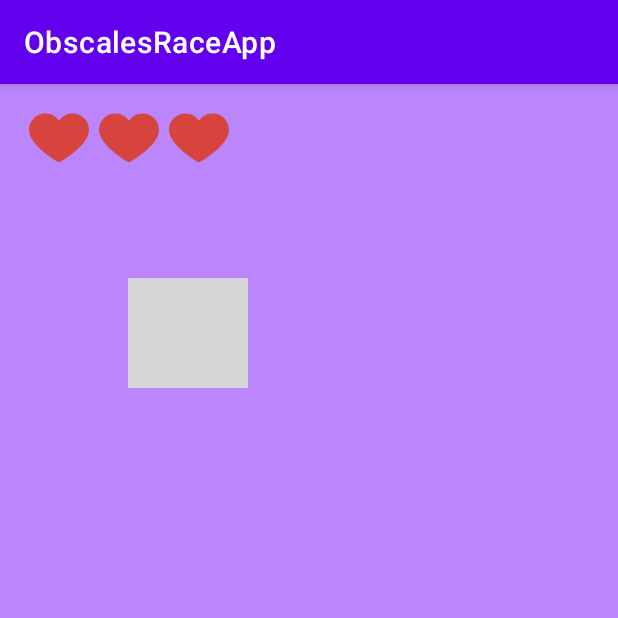
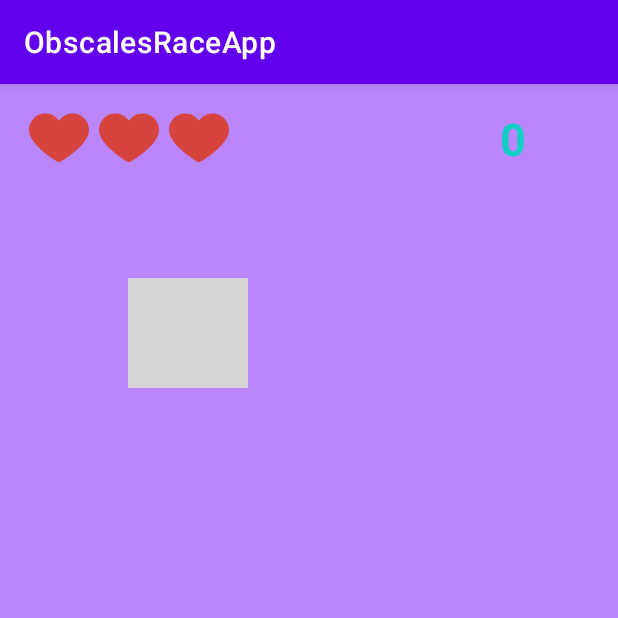
Before and after one commit to Or-Moshe/Android-Studio, an Android app: the MainActivity screen opened directly, with no data from a screen before it, on a phone screen of 412 x 824 dp, the top half of it. Run offline under Robolectric (Android 15) with nearby library versions, the phone set to English and light mode, and no system bars; grey boxes are pictures that could not be loaded.

Commit message:
score logic

```diff
--- a/app/src/main/java/com/example/obscalesraceapp/Logic/GameManager.java
+++ b/app/src/main/java/com/example/obscalesraceapp/Logic/GameManager.java
@@ -20,7 +20,7 @@ public class GameManager {
     public GameManager() {
         this.positionToImageMap = new ConcurrentHashMap<>();
         this.player_position = (NUM_OF_ROWS - 1)*10 + NUM_OF_COLS / 2 + "";
-        this.life = 1;
+        this.life = 3;
         this.score = 0;
         this.level = 1;
     }
@@ -134,8 +134,9 @@ public class GameManager {
         return this.score;
     }
 
-    public void addScore(){
+    public int addScore(){
         this.score += (100 * this.level);
+        return this.score;
     }
     public String getPlayer_position(){
 
--- a/app/src/main/res/layout/activity_main.xml
+++ b/app/src/main/res/layout/activity_main.xml
@@ -34,7 +34,25 @@
             android:layout_height="match_parent"
             android:layout_weight="1"
             app:srcCompat="@drawable/ic_icon_heart" />
+
     </LinearLayout>
+
+    <LinearLayout
+        android:layout_width="140dp"
+        android:layout_height="40dp"
+        android:layout_alignParentEnd="true"
+        android:layout_marginStart="16dp"
+        android:layout_marginTop="16dp">
+        <TextView
+            android:id="@+id/score"
+            style="@style/parent"
+            android:text="0"
+            android:textAlignment="center"
+            android:textColor="@color/themeColor"
+            android:textSize="30dp"
+            android:textStyle="bold"/>
+    </LinearLayout>
+
 
     <LinearLayout
         android:id="@+id/matrix_layout"
--- a/app/src/main/res/layout/score_item.xml
+++ b/app/src/main/res/layout/score_item.xml
@@ -16,9 +16,9 @@
             android:id="@+id/player_profile_img"
             android:layout_width="150dp"
             android:layout_height="50dp"
-            android:scaleType="centerCrop"
             android:layout_alignParentStart="true"
             android:layout_centerInParent="true"
+            android:scaleType="centerCrop"
             app:srcCompat="@drawable/ic_launcher_background" />
 
 
```
Also changed, not shown: app/src/main/java/com/example/obscalesraceapp/Adapter/ScoreTableAdapter.java (+9 -9 lines), app/src/main/res/values/colors.xml (+15 -0 lines).
